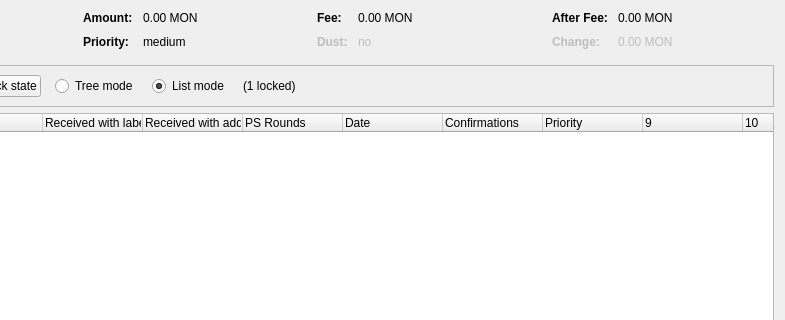
Qt form src/qt/forms/coincontroldialog.ui (Bitcoin-Monster/BTCMonster) before a commit; both pictures show x 169 to 954 and y 0 to 320 of the 954 by 500 pixel window.
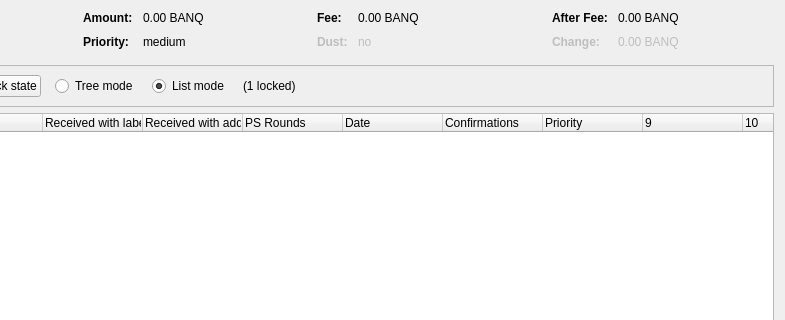
The same form after that commit. Custom widgets are drawn as their Qt base class.

```diff
--- a/src/qt/forms/coincontroldialog.ui
+++ b/src/qt/forms/coincontroldialog.ui
@@ -132,7 +132,7 @@
           <enum>Qt::ActionsContextMenu</enum>
          </property>
          <property name="text">
-          <string notr="true">0.00 MON</string>
+          <string notr="true">0.00 BANQ</string>
          </property>
          <property name="textInteractionFlags">
           <set>Qt::LinksAccessibleByMouse|Qt::TextSelectableByKeyboard|Qt::TextSelectableByMouse</set>
@@ -206,7 +206,7 @@
           <enum>Qt::ActionsContextMenu</enum>
          </property>
          <property name="text">
-          <string notr="true">0.00 MON</string>
+          <string notr="true">0.00 BANQ</string>
          </property>
          <property name="textInteractionFlags">
           <set>Qt::LinksAccessibleByMouse|Qt::TextSelectableByKeyboard|Qt::TextSelectableByMouse</set>
@@ -286,7 +286,7 @@
           <enum>Qt::ActionsContextMenu</enum>
          </property>
          <property name="text">
-          <string notr="true">0.00 MON</string>
+          <string notr="true">0.00 BANQ</string>
          </property>
          <property name="textInteractionFlags">
           <set>Qt::LinksAccessibleByMouse|Qt::TextSelectableByKeyboard|Qt::TextSelectableByMouse</set>
@@ -321,7 +321,7 @@
           <enum>Qt::ActionsContextMenu</enum>
          </property>
          <property name="text">
-          <string notr="true">0.00 MON</string>
+          <string notr="true">0.00 BANQ</string>
          </property>
          <property name="textInteractionFlags">
           <set>Qt::LinksAccessibleByMouse|Qt::TextSelectableByKeyboard|Qt::TextSelectableByMouse</set>
```
